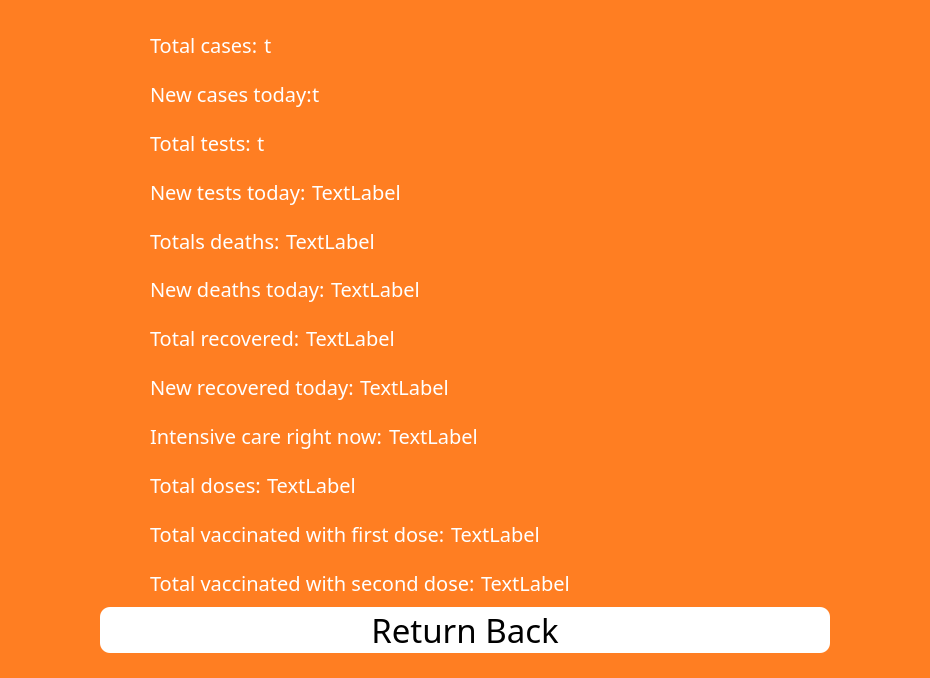
This is DailyQuarantineApp/DailyQuarantineApp/MainWindowApp.ui in brasilnike/DNC as Qt 5 draws it before an edit. The edited form follows.
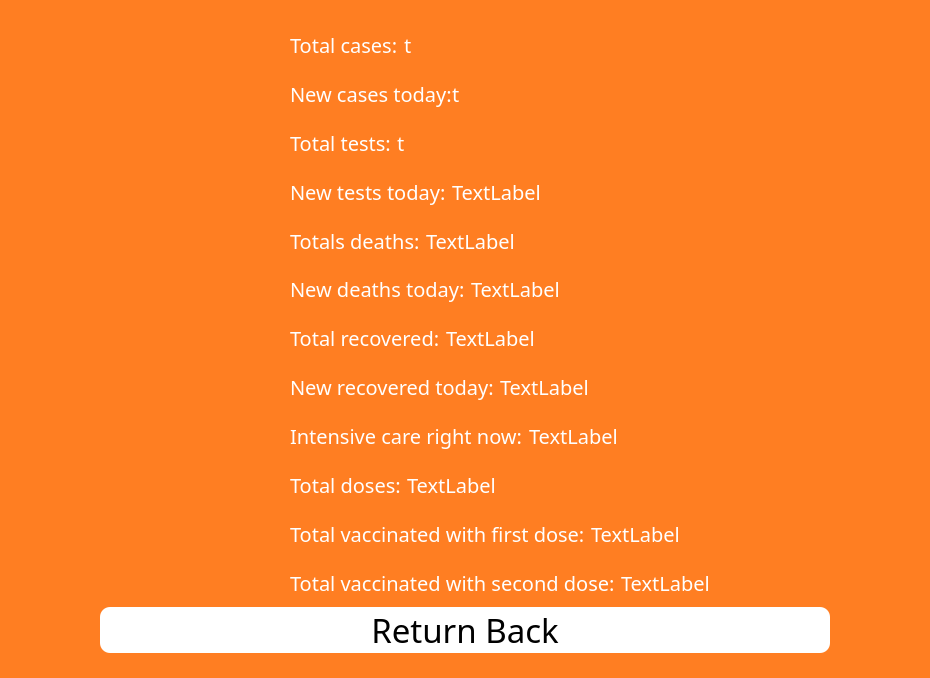
This is the edited form. The open tabs and pages were chosen to show the change. Icons and pictures are not drawn.

```diff
--- a/DailyQuarantineApp/DailyQuarantineApp/MainWindowApp.ui
+++ b/DailyQuarantineApp/DailyQuarantineApp/MainWindowApp.ui
@@ -1236,8 +1236,11 @@
          <property name="spacing">
           <number>0</number>
          </property>
+         <property name="leftMargin">
+          <number>200</number>
+         </property>
          <property name="rightMargin">
-          <number>0</number>
+          <number>15</number>
          </property>
          <item>
           <widget class="QLabel" name="label_19">
@@ -1249,7 +1252,7 @@
            </property>
            <property name="maximumSize">
             <size>
-             <width>150</width>
+             <width>75</width>
              <height>16777215</height>
             </size>
            </property>
@@ -1275,10 +1278,10 @@
           <number>0</number>
          </property>
          <property name="leftMargin">
-          <number>0</number>
+          <number>200</number>
          </property>
          <property name="rightMargin">
-          <number>0</number>
+          <number>15</number>
          </property>
          <item>
           <widget class="QLabel" name="label_21">
@@ -1290,7 +1293,7 @@
            </property>
            <property name="maximumSize">
             <size>
-             <width>150</width>
+             <width>75</width>
              <height>16777215</height>
             </size>
            </property>
@@ -1315,8 +1318,11 @@
          <property name="sizeConstraint">
           <enum>QLayout::SetDefaultConstraint</enum>
          </property>
+         <property name="leftMargin">
+          <number>200</number>
+         </property>
          <property name="rightMargin">
-          <number>0</number>
+          <number>15</number>
          </property>
          <property name="bottomMargin">
           <number>0</number>
@@ -1331,7 +1337,7 @@
            </property>
            <property name="maximumSize">
             <size>
-             <width>150</width>
+             <width>75</width>
              <height>16777215</height>
             </size>
            </property>
@@ -1353,8 +1359,11 @@
          <property name="spacing">
           <number>0</number>
          </property>
+         <property name="leftMargin">
+          <number>200</number>
+         </property>
          <property name="rightMargin">
-          <number>0</number>
+          <number>15</number>
          </property>
          <item>
           <widget class="QLabel" name="label_22">
@@ -1366,7 +1375,7 @@
            </property>
            <property name="maximumSize">
             <size>
-             <width>150</width>
+             <width>75</width>
              <height>16777215</height>
             </size>
            </property>
@@ -1496,8 +1505,11 @@
          <property name="spacing">
           <number>0</number>
          </property>
+         <property name="leftMargin">
+          <number>200</number>
+         </property>
          <property name="rightMargin">
-          <number>0</number>
+          <number>15</number>
          </property>
          <item>
           <widget class="QLabel" name="label_23">
@@ -1509,7 +1521,7 @@
            </property>
            <property name="maximumSize">
             <size>
-             <width>150</width>
+             <width>75</width>
              <height>16777215</height>
             </size>
            </property>
@@ -1531,8 +1543,11 @@
          <property name="spacing">
           <number>0</number>
          </property>
+         <property name="leftMargin">
+          <number>200</number>
+         </property>
          <property name="rightMargin">
-          <number>0</number>
+          <number>15</number>
          </property>
          <item>
           <widget class="QLabel" name="label_25">
@@ -1544,7 +1559,7 @@
            </property>
            <property name="maximumSize">
             <size>
-             <width>150</width>
+             <width>75</width>
              <height>16777215</height>
             </size>
            </property>
@@ -1731,8 +1746,11 @@
          <property name="spacing">
           <number>0</number>
          </property>
+         <property name="leftMargin">
+          <number>200</number>
+         </property>
          <property name="rightMargin">
-          <number>0</number>
+          <number>15</number>
          </property>
          <item>
           <widget class="QLabel" name="label_24">
@@ -1744,7 +1762,7 @@
            </property>
            <property name="maximumSize">
             <size>
-             <width>150</width>
+             <width>75</width>
              <height>16777215</height>
             </size>
            </property>
@@ -1766,8 +1784,11 @@
          <property name="spacing">
           <number>0</number>
          </property>
+         <property name="leftMargin">
+          <number>200</number>
+         </property>
          <property name="rightMargin">
-          <number>0</number>
+          <number>15</number>
          </property>
          <property name="bottomMargin">
           <number>0</number>
@@ -1782,7 +1803,7 @@
            </property>
            <property name="maximumSize">
             <size>
-             <width>150</width>
+             <width>75</width>
              <height>16777215</height>
             </size>
            </property>
@@ -1858,8 +1879,11 @@
          <property name="spacing">
           <number>0</number>
          </property>
+         <property name="leftMargin">
+          <number>200</number>
+         </property>
          <property name="rightMargin">
-          <number>0</number>
+          <number>15</number>
          </property>
          <item>
           <widget class="QLabel" name="label_16">
@@ -1871,7 +1895,7 @@
            </property>
            <property name="maximumSize">
             <size>
-             <width>150</width>
+             <width>75</width>
              <height>16777215</height>
             </size>
            </property>
@@ -1893,8 +1917,11 @@
          <property name="spacing">
           <number>0</number>
          </property>
+         <property name="leftMargin">
+          <number>200</number>
+         </property>
          <property name="rightMargin">
-          <number>0</number>
+          <number>15</number>
          </property>
          <item>
           <widget class="QLabel" name="label_20">
@@ -1906,7 +1933,7 @@
            </property>
            <property name="maximumSize">
             <size>
-             <width>150</width>
+             <width>75</width>
              <height>16777215</height>
             </size>
            </property>
@@ -1928,8 +1955,11 @@
          <property name="spacing">
           <number>0</number>
          </property>
+         <property name="leftMargin">
+          <number>200</number>
+         </property>
          <property name="rightMargin">
-          <number>0</number>
+          <number>15</number>
          </property>
          <item>
           <widget class="QLabel" name="label_26">
@@ -1941,7 +1971,7 @@
            </property>
            <property name="maximumSize">
             <size>
-             <width>150</width>
+             <width>75</width>
              <height>16777215</height>
             </size>
            </property>
@@ -2077,8 +2107,11 @@
          <property name="spacing">
           <number>0</number>
          </property>
+         <property name="leftMargin">
+          <number>200</number>
+         </property>
          <property name="rightMargin">
-          <number>0</number>
+          <number>15</number>
          </property>
          <item>
           <widget class="QLabel" name="label_18">
@@ -2090,7 +2123,7 @@
            </property>
            <property name="maximumSize">
             <size>
-             <width>150</width>
+             <width>75</width>
              <height>16777215</height>
             </size>
            </property>
```
Left out of the diff: 2 changed lines with no effect on the pictures.
